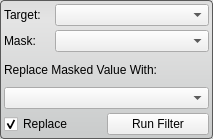
This is Interface/ToolInterface/MaskDataFilterInterface.ui in jessdtate/Seg3D as Qt 5 draws it before an edit. The edited form follows.
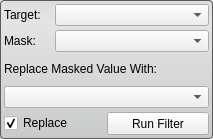
This is the edited form.

Patch:
```diff
--- a/Interface/ToolInterface/MaskDataFilterInterface.ui
+++ b/Interface/ToolInterface/MaskDataFilterInterface.ui
@@ -132,6 +132,12 @@
      </item>
      <item>
       <widget class="QPushButton" name="runButton">
+       <property name="maximumSize">
+        <size>
+         <width>16777215</width>
+         <height>23</height>
+        </size>
+       </property>
        <property name="text">
         <string>Run Filter</string>
        </property>
```
Left out of the diff: 18 changed lines with no effect on the pictures.
